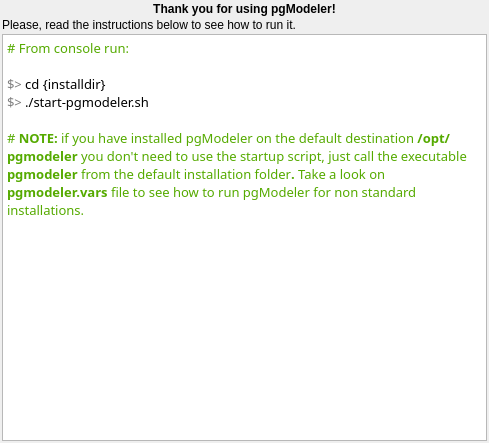
Old version of the form installer/template/packages/io.pgmodeler/meta/finishmessagewidget.ui in the repository pgmodeler/pgmodeler.
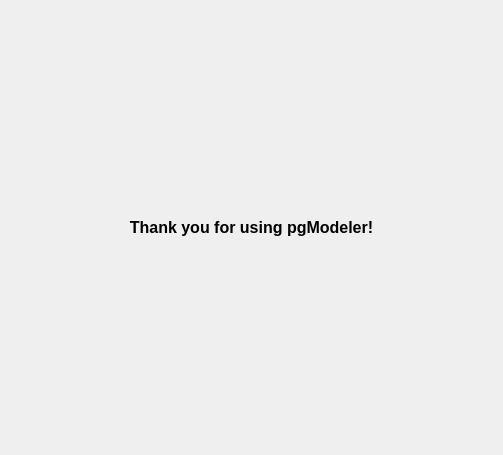
New version of the form.

Commit message:
Improved the linuxdeploy.sh in order to remove the need to use startup scripts for the binaries in the installer
Fixed the installscript.qs in order to correctly update the mime
database on Linux

Diff of the .ui file:
```diff
--- a/installer/template/packages/io.pgmodeler/meta/finishmessagewidget.ui
+++ b/installer/template/packages/io.pgmodeler/meta/finishmessagewidget.ui
@@ -6,8 +6,8 @@
    <rect>
     <x>0</x>
     <y>0</y>
-    <width>489</width>
-    <height>443</height>
+    <width>503</width>
+    <height>455</height>
    </rect>
   </property>
   <property name="sizePolicy">
@@ -41,22 +41,6 @@
    <property name="spacing">
     <number>2</number>
    </property>
-   <item row="1" column="0" colspan="2">
-    <widget class="QLabel" name="label">
-     <property name="sizePolicy">
-      <sizepolicy hsizetype="Preferred" vsizetype="Fixed">
-       <horstretch>0</horstretch>
-       <verstretch>0</verstretch>
-      </sizepolicy>
-     </property>
-     <property name="text">
-      <string>Please, read the instructions below to see how to run it.</string>
-     </property>
-     <property name="wordWrap">
-      <bool>true</bool>
-     </property>
-    </widget>
-   </item>
    <item row="0" column="0" colspan="2">
     <widget class="QLabel" name="label_2">
      <property name="sizePolicy">
@@ -67,6 +51,7 @@
      </property>
      <property name="font">
       <font>
+       <pointsize>12</pointsize>
        <weight>75</weight>
        <bold>true</bold>
       </font>
@@ -82,42 +67,6 @@
      </property>
     </widget>
    </item>
-   <item row="2" column="0" colspan="2">
-    <widget class="QTextEdit" name="textEdit">
-     <property name="sizePolicy">
-      <sizepolicy hsizetype="Expanding" vsizetype="Expanding">
-       <horstretch>0</horstretch>
-       <verstretch>0</verstretch>
-      </sizepolicy>
-     </property>
-     <property name="maximumSize">
-      <size>
-       <width>16777215</width>
-       <height>16777215</height>
-      </size>
-     </property>
-     <property name="font">
-      <font>
-       <family>Courier 10 Pitch</family>
-      </font>
-     </property>
-     <property name="readOnly">
-      <bool>true</bool>
-     </property>
-     <property name="html">
-      <string>&lt;!DOCTYPE HTML PUBLIC &quot;-//W3C//DTD HTML 4.0//EN&quot; &quot;http://www.w3.org/TR/REC-html40/strict.dtd&quot;&gt;
-&lt;html&gt;&lt;head&gt;&lt;meta name=&quot;qrichtext&quot; content=&quot;1&quot; /&gt;&lt;style type=&quot;text/css&quot;&gt;
-p, li { white-space: pre-wrap; }
-&lt;/style&gt;&lt;/head&gt;&lt;body style=&quot; font-family:'Courier 10 Pitch'; font-size:11pt; font-weight:400; font-style:normal;&quot;&gt;
-&lt;p style=&quot; margin-top:0px; margin-bottom:0px; margin-left:0px; margin-right:0px; -qt-block-indent:0; text-indent:0px;&quot;&gt;&lt;span style=&quot; font-size:10pt; color:#55aa00;&quot;&gt;# From console run:&lt;/span&gt;&lt;span style=&quot; font-size:10pt;&quot;&gt; &lt;/span&gt;&lt;/p&gt;
-&lt;p style=&quot;-qt-paragraph-type:empty; margin-top:0px; margin-bottom:0px; margin-left:0px; margin-right:0px; -qt-block-indent:0; text-indent:0px; font-size:10pt;&quot;&gt;&lt;br /&gt;&lt;/p&gt;
-&lt;p style=&quot; margin-top:0px; margin-bottom:0px; margin-left:0px; margin-right:0px; -qt-block-indent:0; text-indent:0px;&quot;&gt;&lt;span style=&quot; font-size:10pt; color:#7d7d7d;&quot;&gt;$&amp;gt;&lt;/span&gt;&lt;span style=&quot; font-size:10pt;&quot;&gt; cd {installdir} &lt;/span&gt;&lt;/p&gt;
-&lt;p style=&quot; margin-top:0px; margin-bottom:0px; margin-left:0px; margin-right:0px; -qt-block-indent:0; text-indent:0px;&quot;&gt;&lt;span style=&quot; font-size:10pt; color:#7d7d7d;&quot;&gt;$&amp;gt;&lt;/span&gt;&lt;span style=&quot; font-size:10pt;&quot;&gt; ./start-pgmodeler.sh &lt;/span&gt;&lt;/p&gt;
-&lt;p style=&quot;-qt-paragraph-type:empty; margin-top:0px; margin-bottom:0px; margin-left:0px; margin-right:0px; -qt-block-indent:0; text-indent:0px; font-size:10pt;&quot;&gt;&lt;br /&gt;&lt;/p&gt;
-&lt;p style=&quot; margin-top:0px; margin-bottom:0px; margin-left:0px; margin-right:0px; -qt-block-indent:0; text-indent:0px;&quot;&gt;&lt;span style=&quot; font-size:10pt; color:#55aa00;&quot;&gt;# &lt;/span&gt;&lt;span style=&quot; font-size:10pt; font-weight:600; color:#55aa00;&quot;&gt;NOTE:&lt;/span&gt;&lt;span style=&quot; font-size:10pt; color:#55aa00;&quot;&gt; if you have installed pgModeler on the default destination &lt;/span&gt;&lt;span style=&quot; font-size:10pt; font-weight:600; color:#55aa00;&quot;&gt;/opt/pgmodeler&lt;/span&gt;&lt;span style=&quot; font-size:10pt; color:#55aa00;&quot;&gt; you don't need to use the startup script, just call the executable &lt;/span&gt;&lt;span style=&quot; font-size:10pt; font-weight:600; color:#55aa00;&quot;&gt;pgmodeler &lt;/span&gt;&lt;span style=&quot; font-size:10pt; color:#55aa00;&quot;&gt;from&lt;/span&gt;&lt;span style=&quot; font-size:10pt; font-weight:600; color:#55aa00;&quot;&gt; &lt;/span&gt;&lt;span style=&quot; font-size:10pt; color:#55aa00;&quot;&gt;the default installation folder&lt;/span&gt;&lt;span style=&quot; font-size:10pt; font-weight:600; color:#55aa00;&quot;&gt;. &lt;/span&gt;&lt;span style=&quot; font-size:10pt; color:#55aa00;&quot;&gt;Take a look on &lt;/span&gt;&lt;span style=&quot; font-size:10pt; font-weight:600; color:#55aa00;&quot;&gt;pgmodeler.vars&lt;/span&gt;&lt;span style=&quot; font-size:10pt; color:#55aa00;&quot;&gt; file to see how to run pgModeler for non standard installations.&lt;/span&gt;&lt;/p&gt;&lt;/body&gt;&lt;/html&gt;</string>
-     </property>
-    </widget>
-   </item>
   </layout>
  </widget>
  <resources/>
```
The commit also changes 2 other files.
